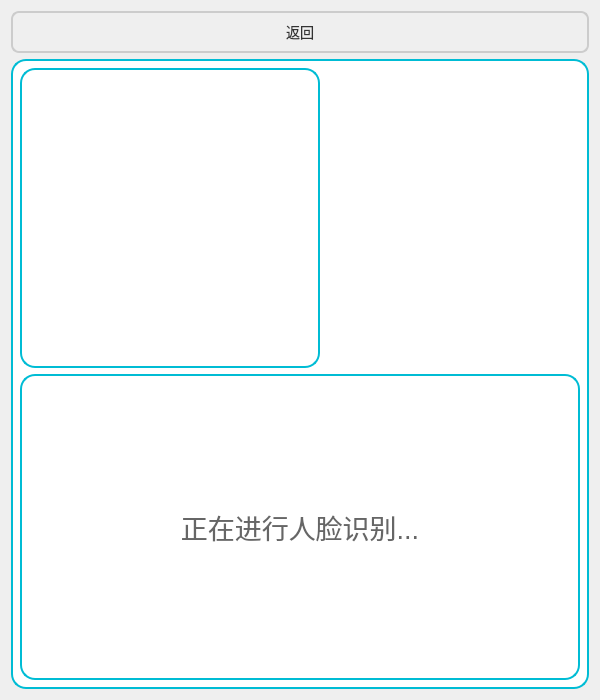
The window that Client_Qt/Client/facerecognizewidget.ui (lazale666/Smart-Medica-Terminal) describes before a commit, drawn with Qt 5.
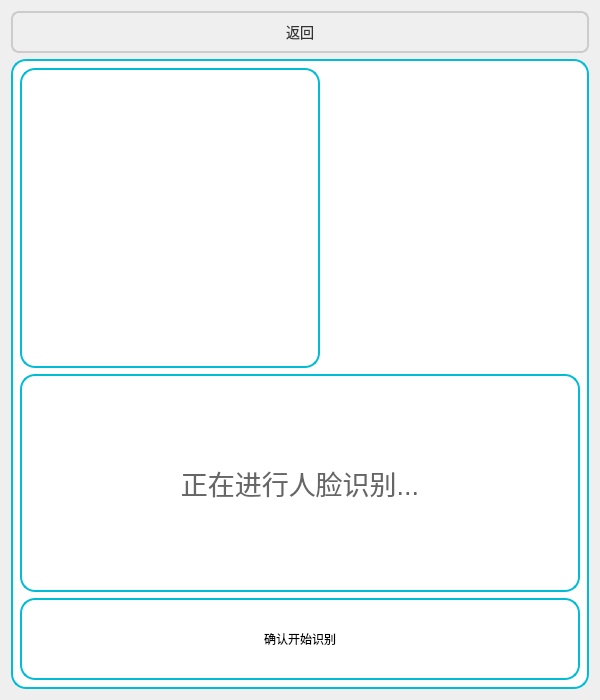
The same window after the commit.

The edit to the form file:
```diff
--- a/Client_Qt/Client/facerecognizewidget.ui
+++ b/Client_Qt/Client/facerecognizewidget.ui
@@ -84,6 +84,19 @@
         </property>
        </widget>
       </item>
+      <item>
+       <widget class="QPushButton" name="startBtn">
+        <property name="minimumSize">
+         <size>
+          <width>220</width>
+          <height>52</height>
+         </size>
+        </property>
+        <property name="text">
+         <string>确认开始识别</string>
+        </property>
+       </widget>
+      </item>
      </layout>
     </widget>
    </item>
```
